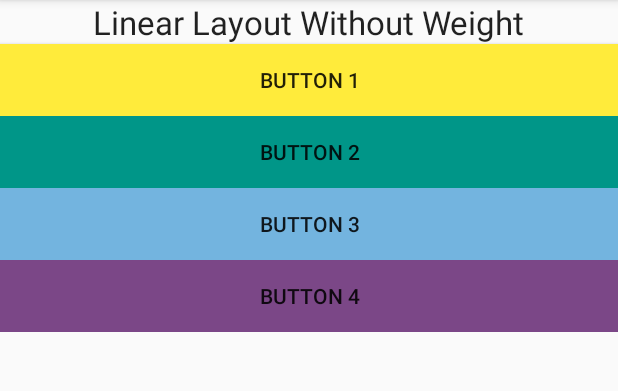
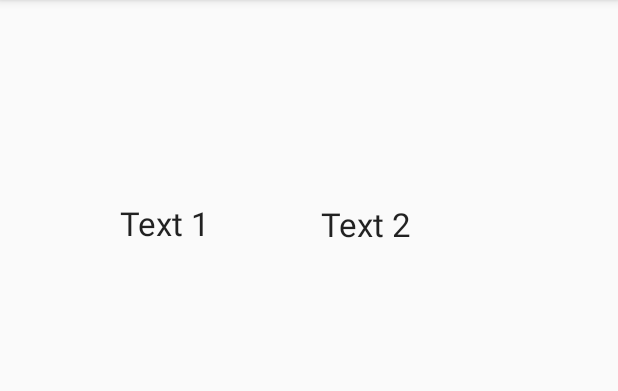
Before and after one commit to UmairJibran/android, an Android app: the screen it shows after launch (MainActivity), on a phone screen of 412 x 824 dp, the part 84-475 px from its top. Run offline under Robolectric (Android 15) with nearby library versions, the phone set to English and light mode, and no system bars.

Commit message:
complete relative layout

```diff
--- a/app/src/main/res/layout/activity_main.xml
+++ b/app/src/main/res/layout/activity_main.xml
@@ -2,37 +2,35 @@
 <LinearLayout xmlns:android="http://schemas.android.com/apk/res/android"
     android:layout_width="fill_parent"
     android:layout_height="wrap_content"
-    android:orientation="vertical"
-    >
-    <TextView
-        android:layout_width="wrap_content"
-        android:layout_height="wrap_content"
-        android:textAppearance="?android:attr/textAppearanceLarge"
-        android:text="@string/llwow"
-        android:id="@+id/text1"
-        android:layout_gravity="center_horizontal"/>
-    <Button
-        android:layout_width="fill_parent"
-        android:layout_height="wrap_content"
-        android:text="@string/btn1"
-        android:id="@+id/btn1"
-        android:background="@color/btn1" />
-    <Button
-        android:layout_width="fill_parent"
-        android:layout_height="wrap_content"
-        android:text="@string/btn2"
-        android:id="@+id/btn2"
-        android:background="@color/btn2" />
-    <Button
-        android:layout_width="fill_parent"
-        android:layout_height="wrap_content"
-        android:text="@string/btn3"
-        android:id="@+id/btn3"
-        android:background="@color/btn3" />
-    <Button
-        android:layout_width="fill_parent"
-        android:layout_height="wrap_content"
-        android:text="@string/btn4"
-        android:id="@+id/btn4"
-        android:background="@color/btn4"/>
+    android:orientation="vertical">
+
+    <RelativeLayout
+        android:layout_width="match_parent"
+        android:layout_height="741dp"
+        android:minHeight="100dp">
+
+        <TextView
+            android:id="@+id/text1"
+            android:layout_width="wrap_content"
+            android:layout_height="wrap_content"
+            android:layout_alignParentEnd="true"
+            android:layout_alignParentBottom="true"
+            android:layout_marginEnd="271dp"
+            android:layout_marginBottom="578dp"
+            android:text="@string/text1"
+            android:textAppearance="?android:attr/textAppearanceLarge" />
+
+        <TextView
+            android:id="@+id/text2"
+            android:layout_width="wrap_content"
+            android:layout_height="wrap_content"
+            android:layout_alignRight="@id/text1"
+            android:layout_alignParentEnd="true"
+            android:layout_alignParentBottom="true"
+            android:layout_marginEnd="137dp"
+            android:layout_marginRight="-134dp"
+            android:layout_marginBottom="577dp"
+            android:text="@string/text2"
+            android:textAppearance="?android:attr/textAppearanceLarge" />
+    </RelativeLayout>
 </LinearLayout>
--- a/app/src/main/res/values/strings.xml
+++ b/app/src/main/res/values/strings.xml
@@ -5,5 +5,8 @@
     <string name="btn3">Button 3</string>
     <string name="btn4">Button 4</string>
     <string name="llwow">Linear Layout Without Weight</string>
-    <string name="llww">Linear Layout With Weight</string>
+    <string name="headingPH">Heading</string>
+    <string name="text1">Text 1</string>
+    <string name="text2">Text 2</string>
+    <string name="lipsem">Lorem ipsum dolor sit amet, consectetur adipiscing elit, sed do eiusmod tempor incididunt ut labore et dolore magna aliqua.</string>
 </resources>
```
